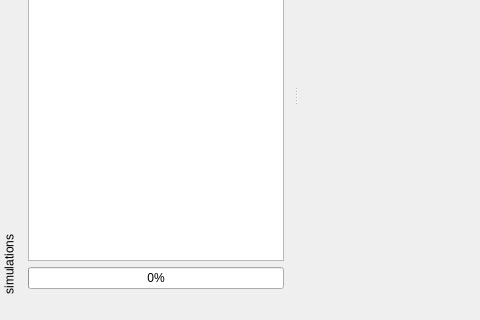
Above: widget/animmainwindow.ui from dridk/estel before the change; both pictures show x 0 to 480 and y 137 to 457 of the 784 by 457 pixel window. Below: the same form after it.
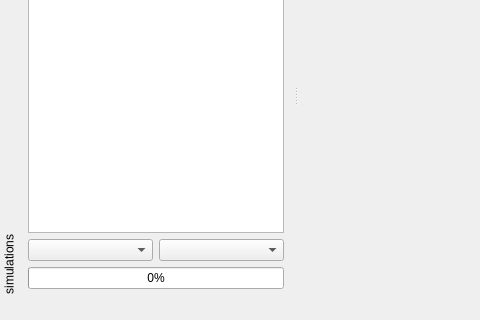
That is the form after the change. Icons and pictures are not drawn.

```diff
--- a/widget/animmainwindow.ui
+++ b/widget/animmainwindow.ui
@@ -48,6 +48,16 @@
      <item>
       <widget class="QListView" name="listView"/>
      </item>
+     <item>
+      <layout class="QHBoxLayout" name="horizontalLayout">
+       <item>
+        <widget class="QComboBox" name="lifeTypeCombo"/>
+       </item>
+       <item>
+        <widget class="QComboBox" name="geneCombo"/>
+       </item>
+      </layout>
+     </item>
      <item>
       <widget class="QProgressBar" name="progressBar">
        <property name="value">
```
